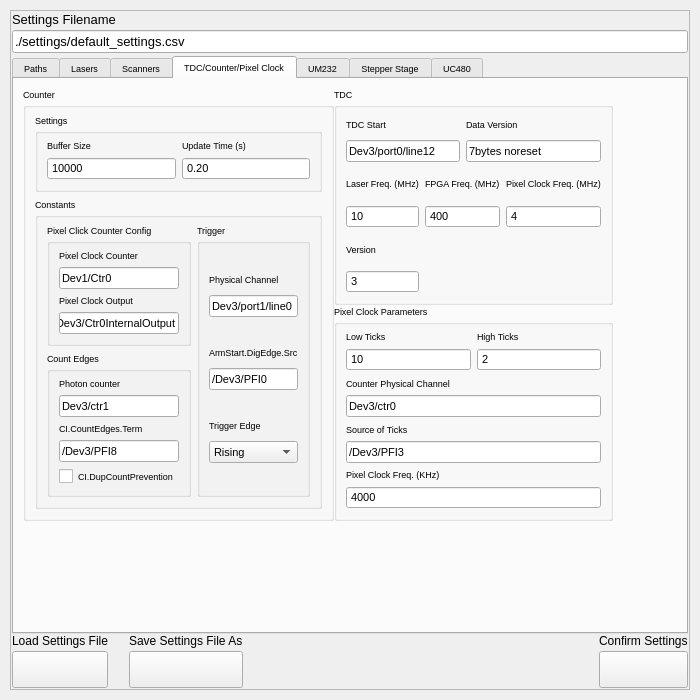
Th3Tr00p3r/gSTED-sFCS, file gui/settingswindow.ui: the form before one commit.
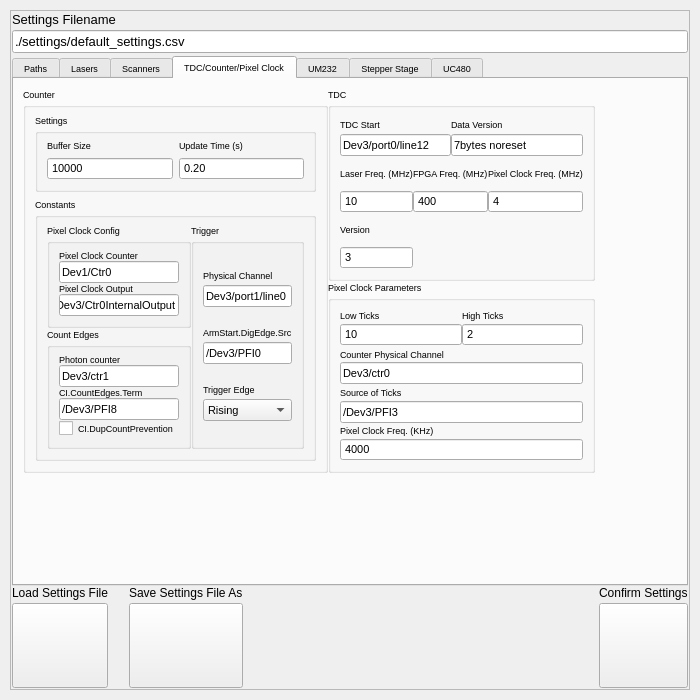
The form after the commit. The open tabs and pages were chosen to show the change. Icons and pictures are not drawn.

```diff
--- a/gui/settingswindow.ui
+++ b/gui/settingswindow.ui
@@ -1465,12 +1465,18 @@
                       <string>Constants</string>
                      </property>
                      <layout class="QGridLayout" name="gridLayout_19">
+                      <property name="spacing">
+                       <number>0</number>
+                      </property>
                       <item row="0" column="0">
                        <widget class="QGroupBox" name="groupBox_9">
                         <property name="title">
-                         <string>Pixel Click Counter Config</string>
+                         <string>Pixel Clock Config</string>
                         </property>
                         <layout class="QVBoxLayout" name="verticalLayout_22">
+                         <property name="spacing">
+                          <number>0</number>
+                         </property>
                          <item>
                           <layout class="QVBoxLayout" name="verticalLayout_42">
                            <item>
@@ -1538,6 +1544,9 @@
                          <string>Trigger</string>
                         </property>
                         <layout class="QVBoxLayout" name="verticalLayout_25">
+                         <property name="spacing">
+                          <number>0</number>
+                         </property>
                          <item>
                           <layout class="QVBoxLayout" name="verticalLayout_23">
                            <item>
@@ -1641,6 +1650,9 @@
                          <string>Count Edges</string>
                         </property>
                         <layout class="QVBoxLayout" name="verticalLayout_31">
+                         <property name="spacing">
+                          <number>0</number>
+                         </property>
                          <item>
                           <layout class="QVBoxLayout" name="verticalLayout_26">
                            <item>
@@ -1731,6 +1743,9 @@
                    <string>TDC</string>
                   </property>
                   <layout class="QGridLayout" name="gridLayout_15">
+                   <property name="spacing">
+                    <number>0</number>
+                   </property>
                    <item row="0" column="0" colspan="2">
                     <layout class="QVBoxLayout" name="verticalLayout_43">
                      <item>
@@ -1962,6 +1977,9 @@
                    <string>Pixel Clock Parameters</string>
                   </property>
                   <layout class="QGridLayout" name="gridLayout_16">
+                   <property name="spacing">
+                    <number>0</number>
+                   </property>
                    <item row="0" column="0">
                     <layout class="QVBoxLayout" name="verticalLayout_50">
                      <item>
```
Left out of the diff: 27 changed lines with no effect on the pictures.
